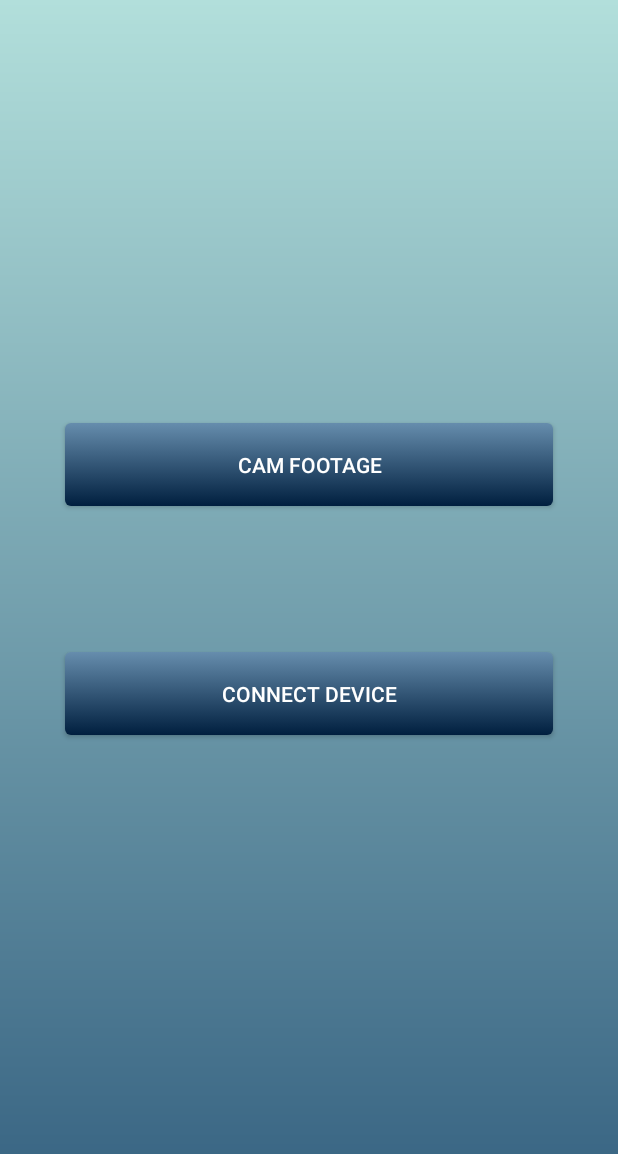
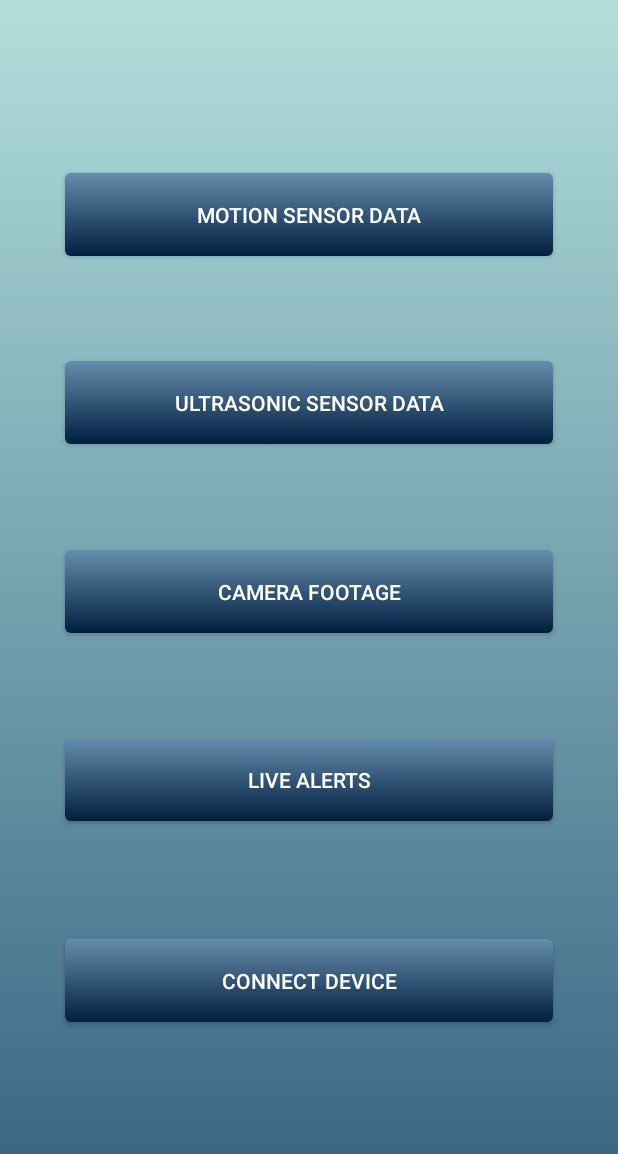
Before and after one commit to Rihazul/COEN-ELEC-390-PROJECT, an Android app: the MainActivity screen opened directly, with no data from a screen before it, on a phone screen of 412 x 824 dp. Shown: the top 1154 px of the screen. Run offline under Robolectric (Android 15) with nearby library versions, the phone set to English and light mode, and no system bars.

Commit message:
Added a live alert activity

```diff
--- a/Prototype/app/src/main/AndroidManifest.xml
+++ b/Prototype/app/src/main/AndroidManifest.xml
@@ -30,6 +30,10 @@
         <activity android:name=".MainActivity" />
         <activity android:name=".SignUpActivity" />
         <activity android:name=".SignInActivity" />
+        <activity android:name=".MotionSensorDataActivity" />
+        <activity android:name=".USSensorDataActivity" />
+        <activity android:name=".LiveAlertsListActivity" />
+        <activity android:name=".LiveAlertsDetailsActivity" />
 
     </application>
 
--- a/Prototype/app/src/main/java/com/example/prototype/CameraFootageDetailsActivity.java
+++ b/Prototype/app/src/main/java/com/example/prototype/CameraFootageDetailsActivity.java
@@ -12,9 +12,10 @@ import java.util.Objects;
 
 public class CameraFootageDetailsActivity extends AppCompatActivity {
 
-    private  VideoView videoView;
+    private VideoView videoView;
     private TextView dateView;
     private TextView timeView;
+
     @Override
     protected void onCreate(Bundle savedInstanceState) {
         super.onCreate(savedInstanceState);
--- a/Prototype/app/src/main/java/com/example/prototype/SignInActivity.java
+++ b/Prototype/app/src/main/java/com/example/prototype/SignInActivity.java
@@ -15,6 +15,7 @@ public class SignInActivity extends AppCompatActivity {
     private EditText emailInput;
     private EditText passwordInput;
     private Button loginButton;
+
     @Override
     protected void onCreate(Bundle savedInstanceState) {
         super.onCreate(savedInstanceState);
--- a/Prototype/app/src/main/java/com/example/prototype/SignUpActivity.java
+++ b/Prototype/app/src/main/java/com/example/prototype/SignUpActivity.java
@@ -19,6 +19,7 @@ public class SignUpActivity extends AppCompatActivity {
     private Button createAccountButton;
     private CheckBox rememberMeButton;
     private Button alreadyHaveAccountButton;
+
     @Override
     protected void onCreate(Bundle savedInstanceState) {
         super.onCreate(savedInstanceState);
@@ -72,6 +73,7 @@ public class SignUpActivity extends AppCompatActivity {
         Intent intent = new Intent(getApplicationContext(), MainActivity.class);
         startActivity(intent);
     }
+
     private void goToSignInActivity() {
         Intent intent = new Intent(getApplicationContext(), SignInActivity.class);
         startActivity(intent);
--- a/Prototype/app/src/main/res/layout/activity_main.xml
+++ b/Prototype/app/src/main/res/layout/activity_main.xml
@@ -8,19 +8,60 @@
     tools:context=".MainActivity">
 
     <androidx.appcompat.widget.AppCompatButton
+        android:id="@+id/motionSensorButton"
+        android:layout_width="325dp"
+        android:layout_height="55dp"
+        android:background="@drawable/button_gradient"
+        android:backgroundTint="@null"
+        android:text="@string/motion_sensor"
+        android:textColor="@color/white"
+        app:layout_constraintBottom_toBottomOf="parent"
+        app:layout_constraintEnd_toEndOf="parent"
+        app:layout_constraintStart_toStartOf="parent"
+        app:layout_constraintTop_toTopOf="parent"
+        app:layout_constraintVertical_bias="0.15" />
+
+    <androidx.appcompat.widget.AppCompatButton
+        android:id="@+id/usSensorButton"
+        android:layout_width="325dp"
+        android:layout_height="55dp"
+        android:background="@drawable/button_gradient"
+        android:backgroundTint="@null"
+        android:text="@string/ultrasonic_sensor_data"
+        android:textColor="@color/white"
+        app:layout_constraintBottom_toBottomOf="parent"
+        app:layout_constraintEnd_toEndOf="parent"
+        app:layout_constraintStart_toStartOf="parent"
+        app:layout_constraintTop_toBottomOf="@+id/motionSensorButton"
+        app:layout_constraintVertical_bias="0.117" />
+
+    <androidx.appcompat.widget.AppCompatButton
         android:id="@+id/camFootageButton"
         android:layout_width="325dp"
         android:layout_height="55dp"
+        android:background="@drawable/button_gradient"
+        android:backgroundTint="@null"
         android:text="@string/cam_footage"
-        android:backgroundTint="@null"
-        android:background="@drawable/button_gradient"
         android:textColor="@color/white"
         app:layout_constraintBottom_toBottomOf="parent"
         app:layout_constraintEnd_toEndOf="parent"
-        app:layout_constraintHorizontal_bias="0.498"
         app:layout_constraintStart_toStartOf="parent"
-        app:layout_constraintTop_toTopOf="parent"
-        app:layout_constraintVertical_bias="0.367" />
+        app:layout_constraintTop_toBottomOf="@+id/usSensorButton"
+        app:layout_constraintVertical_bias="0.15" />
+
+    <androidx.appcompat.widget.AppCompatButton
+        android:id="@+id/liveAlertsButton"
+        android:layout_width="325dp"
+        android:layout_height="55dp"
+        android:background="@drawable/button_gradient"
+        android:backgroundTint="@null"
+        android:text="@string/live_alerts"
+        android:textColor="@color/white"
+        app:layout_constraintBottom_toBottomOf="parent"
+        app:layout_constraintEnd_toEndOf="parent"
+        app:layout_constraintStart_toStartOf="parent"
+        app:layout_constraintTop_toBottomOf="@+id/camFootageButton"
+        app:layout_constraintVertical_bias="0.201" />
 
     <androidx.appcompat.widget.AppCompatButton
         android:id="@+id/connectDeviceButton"
@@ -33,6 +74,7 @@
         app:layout_constraintBottom_toBottomOf="parent"
         app:layout_constraintEnd_toEndOf="parent"
         app:layout_constraintStart_toStartOf="parent"
-        app:layout_constraintTop_toBottomOf="@+id/camFootageButton"
-        app:layout_constraintVertical_bias="0.225" />
+        app:layout_constraintTop_toBottomOf="@+id/liveAlertsButton"
+        app:layout_constraintVertical_bias="0.354" />
+
 </androidx.constraintlayout.widget.ConstraintLayout>
--- a/Prototype/app/src/main/res/values/strings.xml
+++ b/Prototype/app/src/main/res/values/strings.xml
@@ -2,7 +2,7 @@
     <string name="app_name">DoorWatch Prototype</string>
     <string name="date">Date</string>
     <string name="time">Time</string>
-    <string name="cam_footage">Cam Footage</string>
+    <string name="cam_footage">Camera Footage</string>
     <string name="connect_device">Connect Device</string>
     <string name="sign_in">Sign in</string>
     <string name="sign_up">Sign up</string>
@@ -20,4 +20,17 @@
     <string name="forgot_password">Forgot Password?</string>
     <string name="remember_me">Remember Me</string>
     <string name="already_have_an_account">Already have an account?</string>
+    <string name="motion_sensor">Motion Sensor Data</string>
+    <string name="ultrasonic_sensor_data">Ultrasonic Sensor Data</string>
+    <string name="live_alerts">Live Alerts</string>
+    <string name="value">Value</string>
+    <string name="time_header">Time:</string>
+    <string name="date_header">Date:</string>
+    <string name="sensor_value">Sensor Value:</string>
+    <string name="motion_sensor_header">Motion Sensor:</string>
+    <string name="us_sensor_header">US Sensor:</string>
+    <string name="us_sensor_data">US Sensor Data</string>
+    <string name="motion_sensor_data">Motion Sensor Data</string>
+    <string name="alert">Alert</string>
+    <string name="back_button">Back Button</string>
 </resources>
```
Also changed, not shown: Prototype/app/src/main/java/com/example/prototype/LiveAlert.java (added, +43 -0 lines), Prototype/app/src/main/java/com/example/prototype/LiveAlertsAdapter.java (added, +69 -0 lines), Prototype/app/src/main/java/com/example/prototype/LiveAlertsListActivity.java (added, +123 -0 lines), Prototype/app/src/main/res/drawable/ic_back_arrow.xml (added, +11 -0 lines), Prototype/app/src/main/res/layout/activity_live_alerts_list_view.xml (added, +51 -0 lines), Prototype/app/src/main/res/layout/live_alert_item.xml (added, +73 -0 lines).
